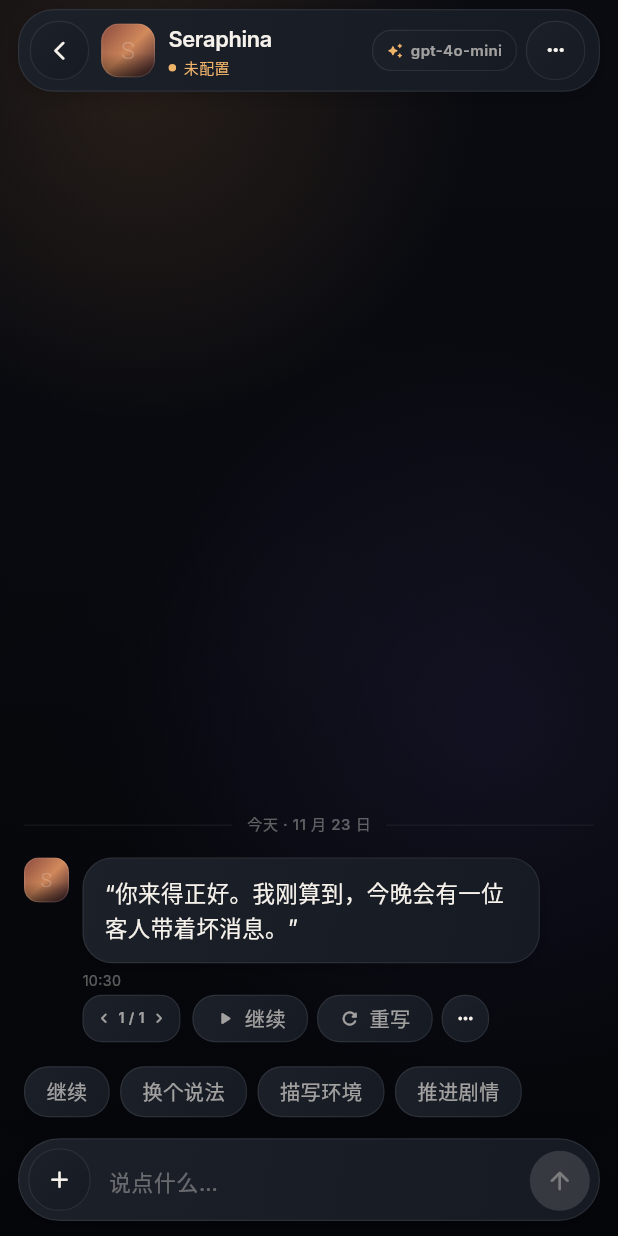
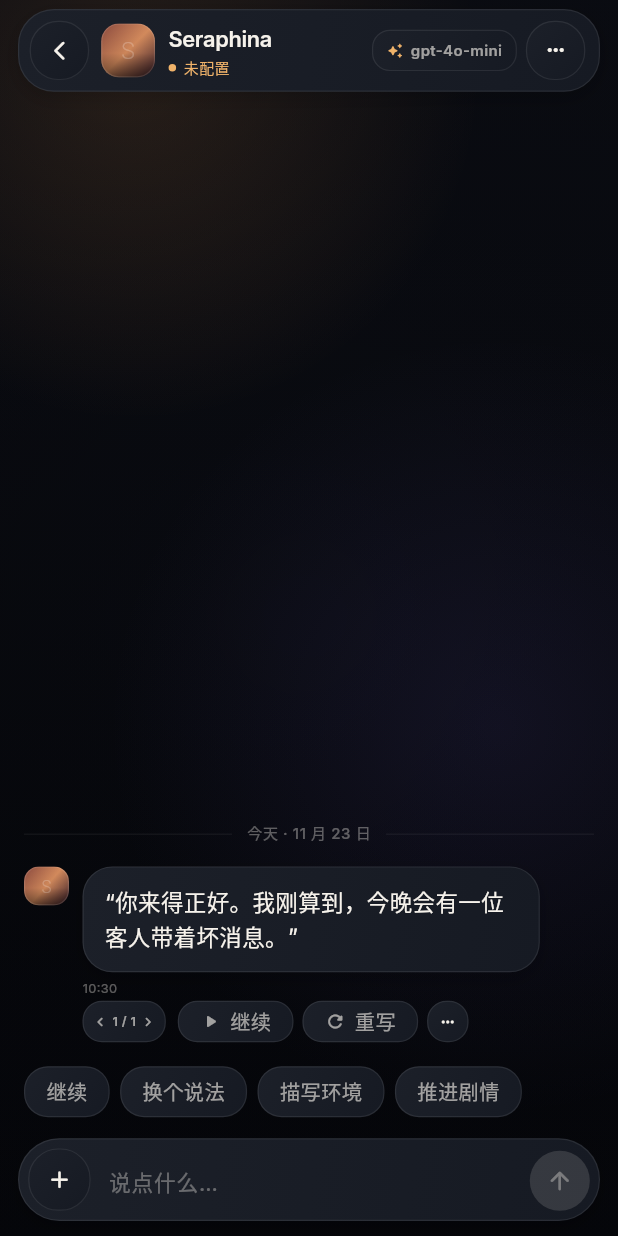
Before and after one commit to PawNzZi/opentavern, a Flutter app: the ChatScreen screen opened directly with sample values from the repository, on a phone screen of 412 x 824 dp. Run offline on Flutter 3.47's test engine with Material 3 defaults, Android fonts, the phone set to English and light mode, and no system bars; our stand-ins replace file_picker, native_liquid_glass; missing offline and left inert: a package; statements that could not run were skipped.

Commit message:
fix: 聊天按钮更小、点击聊天区收键盘、提示词空态无白条

```diff
--- a/lib/screens/chat.dart
+++ b/lib/screens/chat.dart
@@ -552,12 +552,16 @@ class _ChatScreenState extends State<ChatScreen> {
                       ),
                     ),
                     Expanded(
+                      child: GestureDetector(
+                        behavior: HitTestBehavior.translucent,
+                        onTap: () => FocusScope.of(context).unfocus(),
                         child: ListView(
                           reverse: true,
                           controller: _scroll,
                           padding: const EdgeInsets.fromLTRB(16, 16, 16, 16),
                           physics: const BouncingScrollPhysics(),
                           children: items,
+                        ),
                       ),
                     ),
                     if (_pending.isNotEmpty)
@@ -795,7 +799,7 @@ class _ChatTopBar extends StatelessWidget {
             ),
           ),
           Glass(
-            radius: 13,
+            radius: 12,
             blur: 16,
             shadow: false,
             padding: const EdgeInsets.symmetric(horizontal: 9, vertical: 6),
@@ -884,7 +888,7 @@ class _CharacterMessageState extends State<_CharacterMessage> {
             children: [
               SizedBox(
                 width: 30,
-                height: 30,
+                height: 26,
                 child: Portrait(
                   initial: widget.character.initial,
                   colors: widget.character.colors,
@@ -908,7 +912,7 @@ class _CharacterMessageState extends State<_CharacterMessage> {
                       Pressable(
                         onTap: widget.onReasoning,
                         child: Glass(
-                          radius: 13,
+                          radius: 12,
                           blur: 18,
                           shadow: false,
                           padding: const EdgeInsets.symmetric(
@@ -1049,7 +1053,7 @@ class _CharacterMessageState extends State<_CharacterMessage> {
                         Text(
                           message.time ?? '',
                           style: appText(
-                            9.5,
+                            8.5,
                             FontWeight.w400,
                             p.textTertiary,
                           ),
@@ -1095,17 +1099,17 @@ class _CharacterMessageState extends State<_CharacterMessage> {
                     shadow: false,
                     padding: EdgeInsets.zero,
                     child: SizedBox(
-                      height: 30,
+                      height: 26,
                       child: Row(
                         mainAxisSize: MainAxisSize.min,
                         children: [
                           Pressable(
                             onTap: () => widget.onSwipe(-1),
                             child: Padding(
-                              padding: const EdgeInsets.fromLTRB(7, 0, 3, 0),
+                              padding: const EdgeInsets.fromLTRB(5, 0, 2, 0),
                               child: Icon(
                                 Icons.chevron_left_rounded,
-                                size: 13,
+                                size: 12,
                                 color: p.textSecondary,
                               ),
                             ),
@@ -1113,7 +1117,7 @@ class _CharacterMessageState extends State<_CharacterMessage> {
                           Text(
                             '${message.swipeIndex + 1} / ${message.swipes.length}',
                             style: appText(
-                              9.5,
+                              8.5,
                               FontWeight.w600,
                               p.textSecondary,
                             ),
@@ -1121,10 +1125,10 @@ class _CharacterMessageState extends State<_CharacterMessage> {
                           Pressable(
                             onTap: () => widget.onSwipe(1),
                             child: Padding(
-                              padding: const EdgeInsets.fromLTRB(3, 0, 7, 0),
+                              padding: const EdgeInsets.fromLTRB(2, 0, 5, 0),
                               child: Icon(
                                 Icons.chevron_right_rounded,
-                                size: 13,
+                                size: 12,
                                 color: p.textSecondary,
                               ),
                             ),
@@ -1137,21 +1141,21 @@ class _CharacterMessageState extends State<_CharacterMessage> {
                   GlassPill(
                     label: '继续',
                     icon: Icons.play_arrow_rounded,
-                    height: 30,
+                    height: 26,
                     onTap: widget.onContinue,
                   ),
                   const SizedBox(width: 6),
                   GlassPill(
                     label: '重写',
                     icon: Icons.refresh_rounded,
-                    height: 30,
+                    height: 26,
                     onTap: widget.onRegenerate,
                   ),
                   const SizedBox(width: 6),
                   GlassCircleButton(
                     icon: Icons.more_horiz_rounded,
-                    size: 30,
-                    iconSize: 14,
+                    size: 26,
+                    iconSize: 12,
                     blur: 0,
                     onTap: widget.onLongPress,
                   ),
--- a/lib/screens/prompts.dart
+++ b/lib/screens/prompts.dart
@@ -149,6 +149,15 @@ class _PromptManagerPageState extends State<PromptManagerPage> {
           ),
         ),
         const SizedBox(height: 14),
+        if (entries.isEmpty)
+          Padding(
+            padding: const EdgeInsets.fromLTRB(6, 2, 6, 6),
+            child: Text(
+              '还没有附加提示词，点右上角 + 添加。',
+              style: appText(11.5, FontWeight.w400, p.textTertiary),
+            ),
+          )
+        else
         SettingsGroup(
           title: '附加提示词',
           children: [
```
Lines whose indentation alone changed are shown as unchanged.
